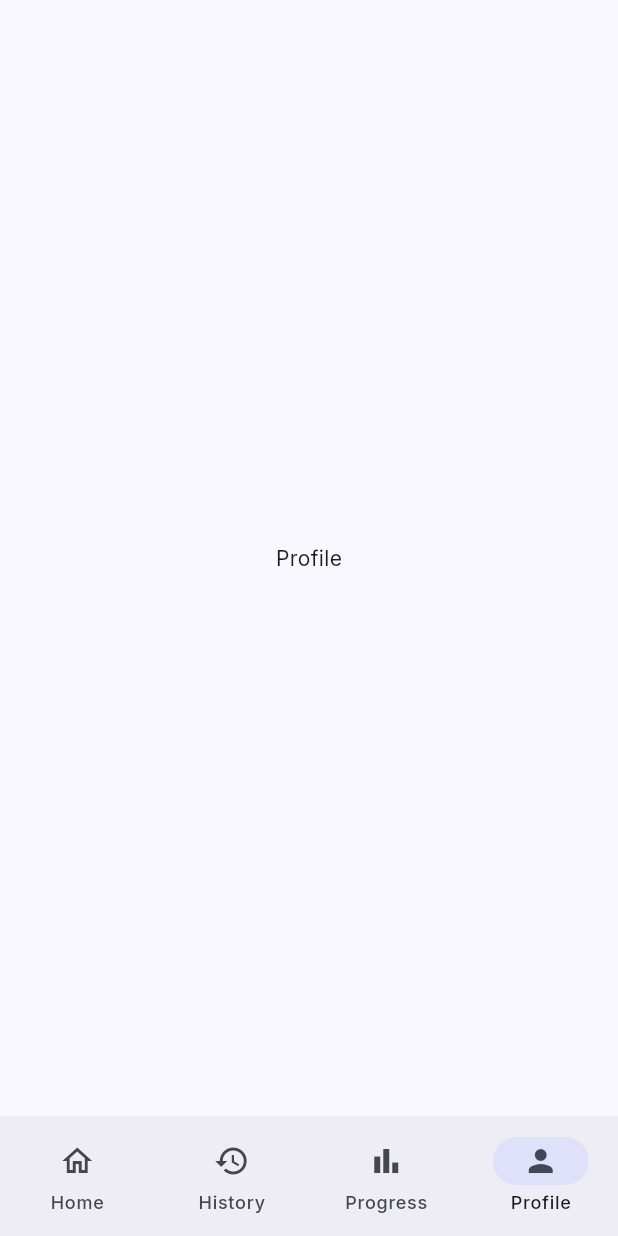
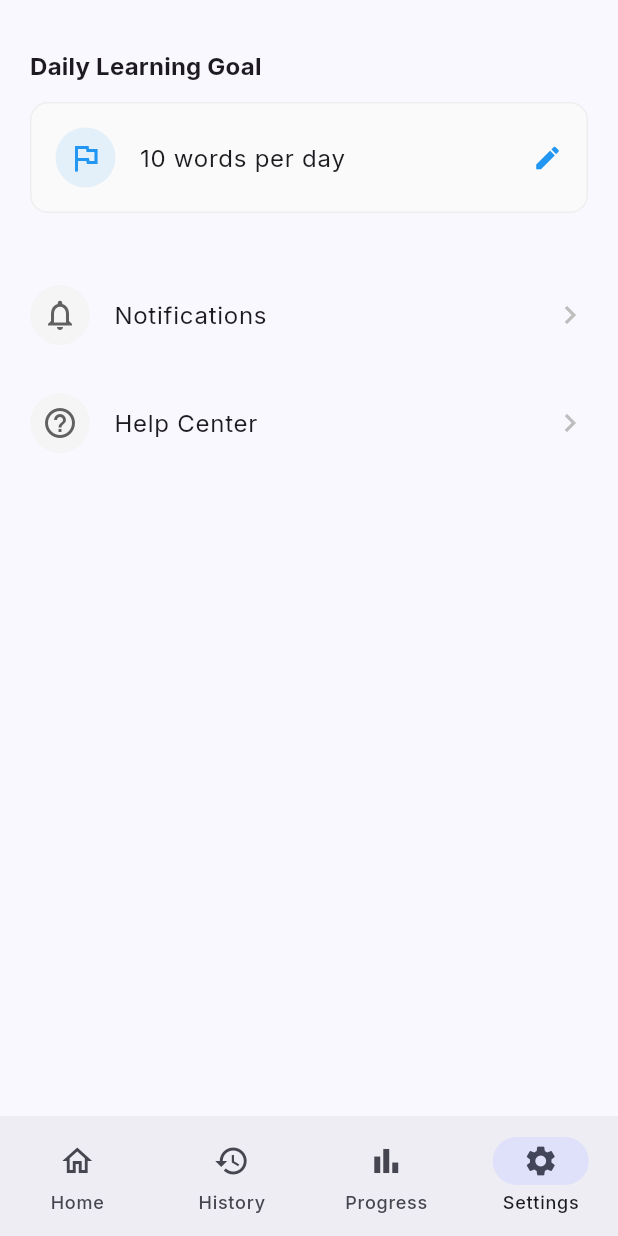
Before and after one commit to antoinemessager/vocable_app, a Flutter app: the screen it shows after launch, item 4 of the bottom bar chosen, on a phone screen of 412 x 824 dp. Run offline on Flutter 3.47's test engine with Material 3 defaults, Android fonts, the phone set to English and light mode, and no system bars; our stand-ins replace google_fonts, sqflite; accounts and stored records are empty; statements that could not run were skipped.

Commit message:
ok so far

```diff
--- a/lib/screens/history_screen.dart
+++ b/lib/screens/history_screen.dart
@@ -415,7 +415,7 @@ class _HistoryScreenState extends State<HistoryScreen> {
             ),
           ),
         ),
-        const SizedBox(height: 32),
+        const SizedBox(height: 16),
         Expanded(
           child: SingleChildScrollView(
             child: Padding(
@@ -445,21 +445,21 @@ class _HistoryScreenState extends State<HistoryScreen> {
           ),
         ),
         Padding(
-          padding: const EdgeInsets.symmetric(vertical: 16),
+          padding: const EdgeInsets.symmetric(vertical: 12),
           child: Row(
             mainAxisAlignment: MainAxisAlignment.spaceEvenly,
             children: [
               Container(
-                width: 150,
-                padding: const EdgeInsets.all(16),
+                width: 120,
+                padding: const EdgeInsets.all(12),
                 decoration: BoxDecoration(
                   color: Colors.grey[100],
                   borderRadius: BorderRadius.circular(12),
                 ),
                 child: Column(
                   children: [
-                    const Icon(Icons.star, color: Colors.amber, size: 32),
-                    const SizedBox(height: 8),
+                    const Icon(Icons.star, color: Colors.amber, size: 28),
+                    const SizedBox(height: 4),
                     Text(
                       _studyHistory
                           .where((word) => word['box_level'] >= 5)
@@ -471,7 +471,7 @@ class _HistoryScreenState extends State<HistoryScreen> {
                           ),
                     ),
                     Text(
-                      'Words Mastered',
+                      'Mastered',
                       style: Theme.of(context).textTheme.bodySmall?.copyWith(
                             color: Colors.grey[600],
                           ),
@@ -480,8 +480,8 @@ class _HistoryScreenState extends State<HistoryScreen> {
                 ),
               ),
               Container(
-                width: 150,
-                padding: const EdgeInsets.all(16),
+                width: 120,
+                padding: const EdgeInsets.all(12),
                 decoration: BoxDecoration(
                   color: Colors.grey[100],
                   borderRadius: BorderRadius.circular(12),
@@ -491,9 +491,9 @@ class _HistoryScreenState extends State<HistoryScreen> {
                     Icon(
                       Icons.calendar_today,
                       color: Colors.blue,
-                      size: 32,
+                      size: 28,
                     ),
-                    const SizedBox(height: 8),
+                    const SizedBox(height: 4),
                     Text(
                       '1',
                       style: Theme.of(context).textTheme.titleLarge?.copyWith(
@@ -517,6 +517,114 @@ class _HistoryScreenState extends State<HistoryScreen> {
     );
   }
 
+  Widget _buildSettingsContent() {
+    return ListView(
+      padding: const EdgeInsets.symmetric(horizontal: 20, vertical: 32),
+      children: [
+        // Daily Learning Goal
+        Text(
+          'Daily Learning Goal',
+          style: Theme.of(context).textTheme.titleMedium?.copyWith(
+                fontWeight: FontWeight.bold,
+              ),
+        ),
+        const SizedBox(height: 12),
+        InkWell(
+          onTap: () {
+            // TODO: Implement goal adjustment
+          },
+          child: Container(
+            padding: const EdgeInsets.all(16),
+            decoration: BoxDecoration(
+              color: Colors.grey[50],
+              borderRadius: BorderRadius.circular(12),
+              border: Border.all(color: Colors.grey[200]!),
+            ),
+            child: Row(
+              children: [
+                Container(
+                  padding: const EdgeInsets.all(8),
+                  decoration: BoxDecoration(
+                    color: Colors.blue.withOpacity(0.1),
+                    shape: BoxShape.circle,
+                  ),
+                  child: const Icon(
+                    Icons.flag_outlined,
+                    color: Colors.blue,
+                  ),
+                ),
+                const SizedBox(width: 16),
+                Text(
+                  '$dailyWordGoal words per day',
+                  style: Theme.of(context).textTheme.bodyLarge,
+                ),
+                const Spacer(),
+                const Icon(
+                  Icons.edit,
+                  color: Colors.blue,
+                  size: 20,
+                ),
+              ],
+            ),
+          ),
+        ),
+        const SizedBox(height: 32),
+
+        // Other Settings
+        _buildSettingItem(
+          'Notifications',
+          Icons.notifications_outlined,
+          onTap: () {
+            // TODO: Implement notifications settings
+          },
+        ),
+        _buildSettingItem(
+          'Help Center',
+          Icons.help_outline,
+          onTap: () {
+            // TODO: Implement help center
+          },
+        ),
+      ],
+    );
+  }
+
+  Widget _buildSettingItem(String title, IconData icon,
+      {required VoidCallback onTap}) {
+    return InkWell(
+      onTap: onTap,
+      child: Padding(
+        padding: const EdgeInsets.symmetric(vertical: 16),
+        child: Row(
+          children: [
+            Container(
+              padding: const EdgeInsets.all(8),
+              decoration: BoxDecoration(
+                color: Colors.grey[100],
+                shape: BoxShape.circle,
+              ),
+              child: Icon(
+                icon,
+                color: Colors.grey[700],
+                size: 24,
+              ),
+            ),
+            const SizedBox(width: 16),
+            Text(
+              title,
+              style: Theme.of(context).textTheme.bodyLarge,
+            ),
+            const Spacer(),
+            Icon(
+              Icons.chevron_right,
+              color: Colors.grey[400],
+            ),
+          ],
+        ),
+      ),
+    );
+  }
+
   @override
   Widget build(BuildContext context) {
     return Scaffold(
@@ -526,7 +634,7 @@ class _HistoryScreenState extends State<HistoryScreen> {
           _buildReviewContent(),
           _buildReviewHistory(),
           const Center(child: Text('Progress')),
-          const Center(child: Text('Profile')),
+          _buildSettingsContent(),
         ],
       ),
       bottomNavigationBar: NavigationBar(
@@ -553,9 +661,9 @@ class _HistoryScreenState extends State<HistoryScreen> {
             label: 'Progress',
           ),
           NavigationDestination(
-            icon: Icon(Icons.person_outline),
-            selectedIcon: Icon(Icons.person),
-            label: 'Profile',
+            icon: Icon(Icons.settings_outlined),
+            selectedIcon: Icon(Icons.settings),
+            label: 'Settings',
           ),
         ],
       ),
```
